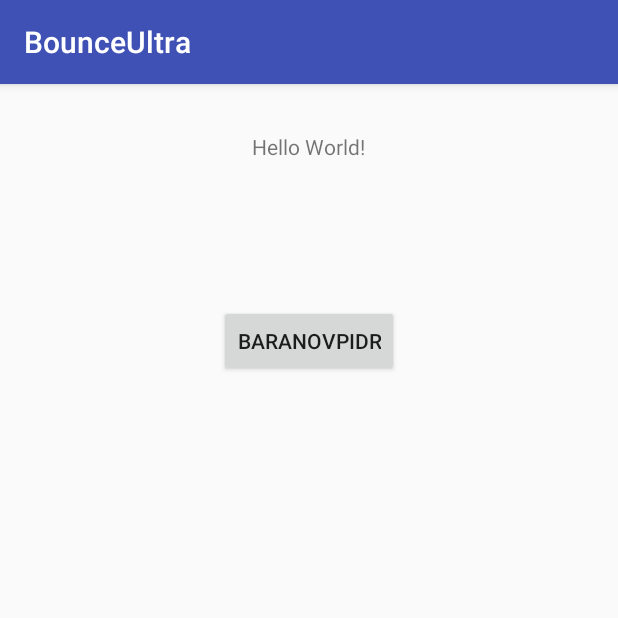
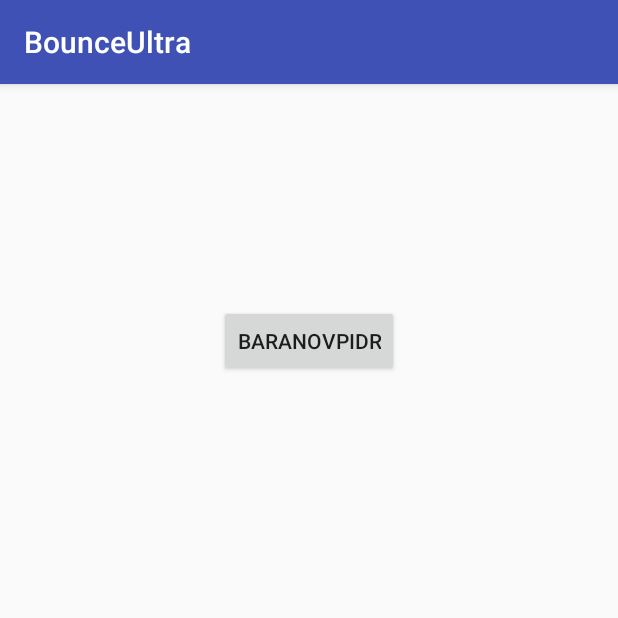
Before and after one commit to evgenyim/BounceUltra, an Android app: the screen it shows after launch (MainActivity), on a phone screen of 412 x 824 dp, the top half of it. Run offline under Robolectric (Android 15) with nearby library versions, the phone set to English and light mode, and no system bars.

Commit message:
Fist commit from Cropus

```diff
--- a/app/build.gradle
+++ b/app/build.gradle
@@ -25,4 +25,5 @@ dependencies {
     testImplementation 'junit:junit:4.12'
     androidTestImplementation 'com.android.support.test:runner:1.0.2'
     androidTestImplementation 'com.android.support.test.espresso:espresso-core:3.0.2'
+    implementation 'com.android.support:recyclerview-v7:27.1.1'
 }
--- a/app/src/main/java/com/admin/bounceultra/MainActivity.java
+++ b/app/src/main/java/com/admin/bounceultra/MainActivity.java
@@ -2,6 +2,9 @@ package com.admin.bounceultra;
 
 import android.support.v7.app.AppCompatActivity;
 import android.os.Bundle;
+import android.view.View;
+import android.widget.Button;
+import android.widget.Toast;
 
 public class MainActivity extends AppCompatActivity {
 
@@ -9,5 +12,12 @@ public class MainActivity extends AppCompatActivity {
     protected void onCreate(Bundle savedInstanceState) {
         super.onCreate(savedInstanceState);
         setContentView(R.layout.activity_main);
+        Button button = findViewById(R.id.button);
+        button.setOnClickListener(new View.OnClickListener() {
+            @Override
+            public void onClick(View v) {
+                Toast.makeText(getApplicationContext(), "False", Toast.LENGTH_LONG).show();
+            }
+        });
     }
 }
--- a/app/src/main/res/layout/activity_main.xml
+++ b/app/src/main/res/layout/activity_main.xml
@@ -1,22 +1,9 @@
 <?xml version="1.0" encoding="utf-8"?>
 <RelativeLayout xmlns:android="http://schemas.android.com/apk/res/android"
-    xmlns:app="http://schemas.android.com/apk/res-auto"
     xmlns:tools="http://schemas.android.com/tools"
     android:layout_width="match_parent"
     android:layout_height="match_parent"
     tools:context=".MainActivity">
-
-    <TextView
-        android:layout_width="wrap_content"
-        android:layout_height="wrap_content"
-        android:layout_alignParentTop="true"
-        android:layout_centerHorizontal="true"
-        android:layout_marginTop="32dp"
-        android:text="Hello World!"
-        app:layout_constraintBottom_toBottomOf="parent"
-        app:layout_constraintLeft_toLeftOf="parent"
-        app:layout_constraintRight_toRightOf="parent"
-        app:layout_constraintTop_toTopOf="parent" />
 
     <Button
         android:id="@+id/button"
```
